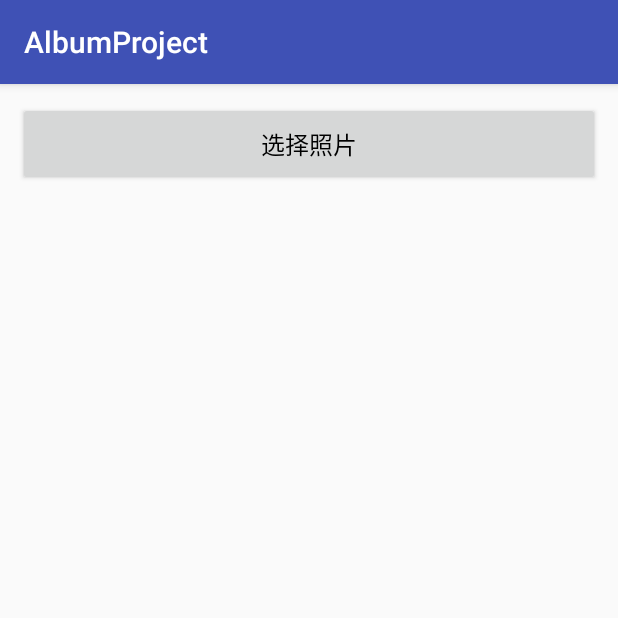
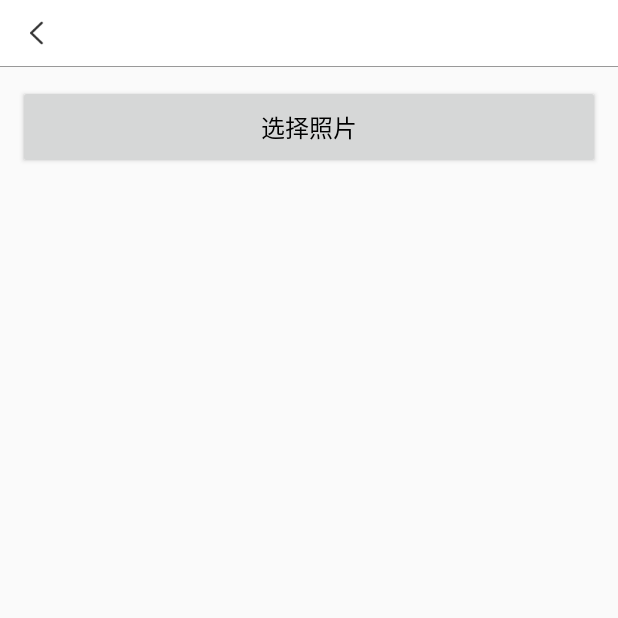
Before and after one commit to AndroidFirstDeveloper/AlbumProject, an Android app: the screen it shows after launch (MainActivity), on a phone screen of 412 x 824 dp, the top half of it. Run offline under Robolectric (Android 15) with nearby library versions, the phone set to English and light mode, and no system bars; libraries missing offline, so code that uses them is left out: com.gyf.barlibrary; pictures from the network do not load; 1 statement that could not run was skipped.

Commit message:
MainActivity 添加toolbar

```diff
--- a/albumlibrary/build.gradle
+++ b/albumlibrary/build.gradle
@@ -34,6 +34,4 @@ dependencies {
     implementation 'com.google.code.gson:gson:2.1'
     implementation 'com.gyf.immersionbar:immersionbar:2.3.3'
     implementation 'com.android.support:recyclerview-v7:27.1.1'
-
-
 }
--- a/app/build.gradle
+++ b/app/build.gradle
@@ -47,6 +47,8 @@ dependencies {
     implementation 'com.google.code.gson:gson:2.1'
     implementation 'com.android.support:recyclerview-v7:27.1.1'
     implementation 'com.github.bumptech.glide:glide:3.7.0'
+    implementation 'com.gyf.immersionbar:immersionbar:2.3.3'
+
 
 
 }
--- a/app/src/main/AndroidManifest.xml
+++ b/app/src/main/AndroidManifest.xml
@@ -9,7 +9,11 @@
         android:roundIcon="@mipmap/ic_launcher_round"
         android:supportsRtl="true"
         android:theme="@style/AppTheme">
-        <activity android:name=".MainActivity">
+        <activity
+            android:name=".MainActivity"
+            android:configChanges="keyboardHidden|orientation|screenSize|screenLayout"
+            android:screenOrientation="portrait"
+            android:theme="@style/Theme.AppCompat.Light.NoActionBar">
             <intent-filter>
                 <action android:name="android.intent.action.MAIN" />
 
--- a/app/src/main/java/dot/com/czl/albumproject/MainActivity.java
+++ b/app/src/main/java/dot/com/czl/albumproject/MainActivity.java
@@ -17,6 +17,8 @@ import android.widget.ImageView;
 
 import com.bumptech.glide.Glide;
 import com.google.gson.Gson;
+import com.gyf.barlibrary.BarHide;
+import com.gyf.barlibrary.ImmersionBar;
 
 import java.util.ArrayList;
 import java.util.List;
@@ -31,7 +33,9 @@ public class MainActivity extends AppCompatActivity implements View.OnClickListe
         super.onCreate(savedInstanceState);
         setContentView(R.layout.activity_main);
         findVIew();
+        initSystemUI();
     }
+
 
     private void findVIew() {
         Button activity_main_select_btn = findViewById(R.id.activity_main_select_btn);
@@ -41,6 +45,12 @@ public class MainActivity extends AppCompatActivity implements View.OnClickListe
         recyclerView.setLayoutManager(new GridLayoutManager(this, 3, GridLayoutManager.VERTICAL, false));
         adapter = new MyAdapter(this, list);
         recyclerView.setAdapter(adapter);
+    }
+
+    private void initSystemUI() {
+        View activity_main_toolbar = findViewById(R.id.activity_main_toolbar);
+        View title_bar_layout_status_view = activity_main_toolbar.findViewById(R.id.title_bar_layout_status_view);
+        ImmersionBar.with(this).statusBarView(title_bar_layout_status_view).hideBar(BarHide.FLAG_HIDE_NAVIGATION_BAR).init();
     }
 
     private RecyclerView recyclerView;
@@ -56,6 +66,16 @@ public class MainActivity extends AppCompatActivity implements View.OnClickListe
             intent.putExtra(AlbumActivity.REQUEST_CLASS_NAME, "dot.com.czl.albumproject.MainActivity");
             startActivityForResult(intent, 2000);
         }
+    }
+
+    @Override
+    protected void onDestroy() {
+        ImmersionBar.with(this).destroy();
+        super.onDestroy();
+    }
+
+    public void onBack(View view) {
+        finish();
     }
 
     @Override
--- a/app/src/main/res/layout/activity_main.xml
+++ b/app/src/main/res/layout/activity_main.xml
@@ -5,6 +5,10 @@
     android:layout_width="match_parent"
     android:layout_height="match_parent"
     tools:context=".MainActivity">
+
+    <include
+        android:id="@+id/activity_main_toolbar"
+        layout="@layout/navigation_bar" />
 
     <Button
         android:id="@+id/activity_main_select_btn"
@@ -17,7 +21,7 @@
         android:textSize="16sp"
         app:layout_constraintLeft_toLeftOf="parent"
         app:layout_constraintRight_toRightOf="parent"
-        app:layout_constraintTop_toTopOf="parent" />
+        app:layout_constraintTop_toBottomOf="@+id/activity_main_toolbar" />
 
 
     <android.support.v7.widget.RecyclerView
@@ -27,6 +31,6 @@
         app:layout_constraintBottom_toBottomOf="parent"
         app:layout_constraintLeft_toLeftOf="parent"
         app:layout_constraintRight_toRightOf="parent"
-        app:layout_constraintTop_toBottomOf="@+id/activity_main_select_btn"/>
+        app:layout_constraintTop_toBottomOf="@+id/activity_main_select_btn" />
 
 </android.support.constraint.ConstraintLayout>
```
